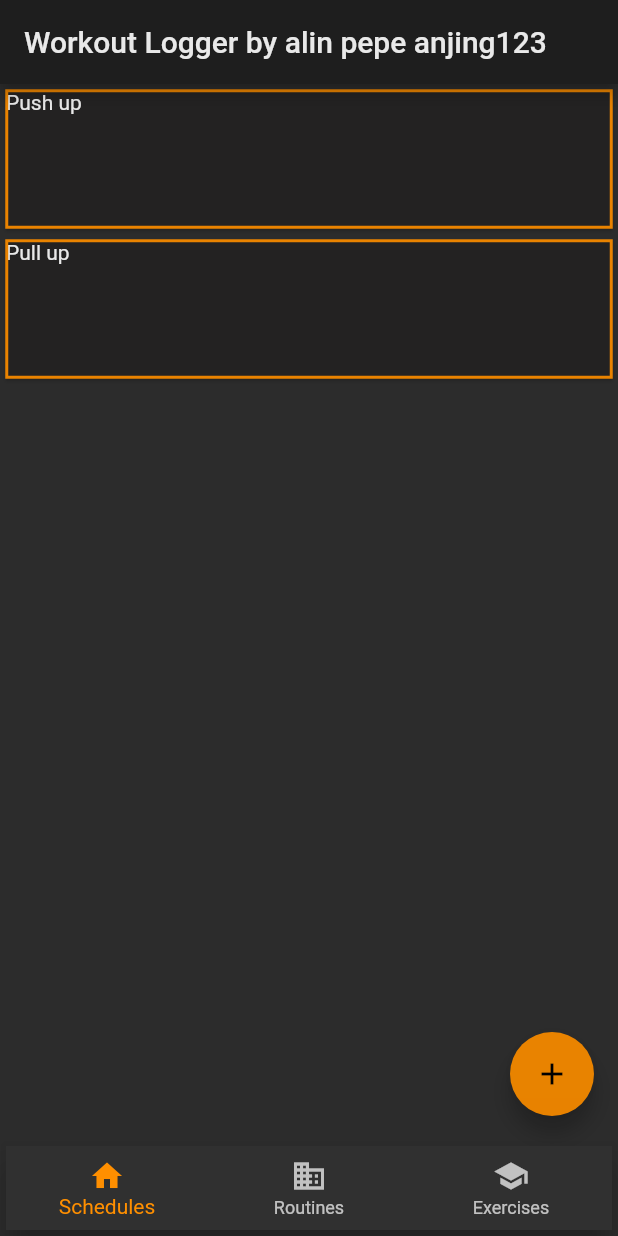
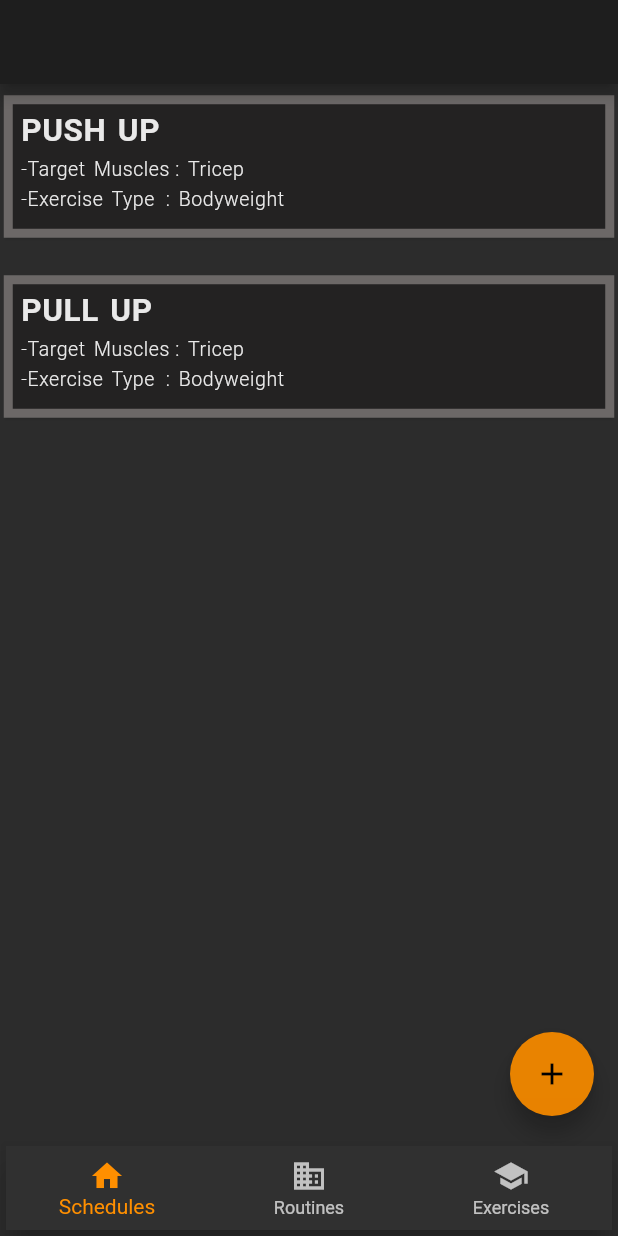
Before and after one commit to KuhakuPixel/Workout_Logger_App, a Flutter app: the screen it shows after launch, on a phone screen of 412 x 824 dp. Run offline on Flutter 3.47's test engine with Material 2 defaults, Android fonts, the phone set to English and light mode, and no system bars.

Commit message:
added an exercise widget

```diff
--- a/lib/CardItemWidgets/ExerciseItemWidget.dart
+++ b/lib/CardItemWidgets/ExerciseItemWidget.dart
@@ -1,22 +1,78 @@
 import 'package:WorkoutLoggerApp/miscellaneousStuffs/ApplicationColorsPallete.dart';
 import 'package:flutter/material.dart';
 
-///An widget for containing an exercise item
+/// widget for containing an exercise item
 class ExerciseItemWidget extends StatelessWidget {
   final String exerciseName;
+
+  //card spacing margin in the container
+  final double cardLeftPaddingValue = 10;
+  final double cardRightPaddingValue = 0;
+  final double cardTopPaddingValue = 10;
+  final double cardBottomPaddingValue = 0;
   //constructor
-  ExerciseItemWidget({this.exerciseName}) {}
+  ExerciseItemWidget({
+    this.exerciseName,
+    /*
+    this.cardBottomPaddingValue=0,
+    this.cardLeftPaddingValue=0,
+    this.cardRightPaddingValue=0,
+    this.cardTopPaddingValue=0,*/
+  }) {}
   @override
   Widget build(BuildContext context) {
+    //the item widget
     return Container(
       child: Card(
-        child: Text(exerciseName),
+        //the content of the item widget
+        child: Container(
+          child: Column(
+            children: <Widget>[
+              Text(
+                exerciseName.toUpperCase(),
+                style: TextStyle(
+                  fontWeight: FontWeight.bold,
+                  fontSize: 21,
+                  letterSpacing: 0.4,
+                  wordSpacing: 2,
+                ),
+              ),
+              SizedBox(height: 5),
+              Text(
+                "-Target Muscles : " + "Tricep",
+                style: TextStyle(
+                  fontWeight: FontWeight.w300,
+                  fontSize: 13,
+                  letterSpacing: 0.4,
+                  wordSpacing: 2,
+                ),
+              ),
+              SizedBox(height: 5),
+              Text(
+                "-Exercise Type  : " + "Bodyweight",
+                style: TextStyle(
+                  fontWeight: FontWeight.w300,
+                  fontSize: 13,
+                  letterSpacing: 0.4,
+                  wordSpacing: 2,
+                ),
+              ),
+            ],
+            crossAxisAlignment: CrossAxisAlignment.start,
+          ),
+          padding: EdgeInsets.only(
+            left: this.cardLeftPaddingValue,
+            right: this.cardRightPaddingValue,
+            top: this.cardTopPaddingValue,
+            bottom: this.cardBottomPaddingValue,
+          ),
+        ),
 
         //border property
         shape: BeveledRectangleBorder(
           side: BorderSide(
-            color: Colors.amber[800],
-            width:1,
+            color: ApplicationColorsPallete.ColorsPallete_["Light Grey 2"],
+            width: 3,
           ),
         ),
 
@@ -25,6 +81,7 @@ class ExerciseItemWidget extends StatelessWidget {
       ),
       width: double.maxFinite,
       height: 100,
+      //set padding size
     );
   }
 }
--- a/lib/ContentPages/page.dart
+++ b/lib/ContentPages/page.dart
@@ -15,7 +15,7 @@ class ApplicationPage extends StatelessWidget {
       //takes in a function with taking in context as an argument and return a widget for the modar sheet
       builder: (BuildContext context) {
         return Container(
-          height: 600,
+          height: 610,
           width: double.infinity,
           color: Colors.grey[900],
           child: Column(
@@ -72,13 +72,20 @@ class ApplicationPage extends StatelessWidget {
   Widget build(BuildContext context) {
     //allow some flexibility by wrapping all the widget in a containr
     return Scaffold(
-      body: Column(
       //main content for the page//where the items will be implemented
+      body: Container(
+        //add some spacing
+        padding: EdgeInsets.only(
+          top: 5,
+        ),
+        child: Column(
           children: <Widget>[
             //Text(this.pageTitle),
             ExerciseItemWidget(exerciseName: "Push up"),
+            SizedBox(height: 20),
             ExerciseItemWidget(exerciseName: "Pull up"),
           ],
+        ),
       ),
       // a floatingactionbuttonn that is built in as a parameter of schaffhold
       floatingActionButton: FloatingActionButton(
--- a/lib/main.dart
+++ b/lib/main.dart
@@ -42,8 +42,7 @@ class AppStatefulWidget extends StatefulWidget {
 /// This is the private State class that goes with MyStatefulWidget.
 class _AppStatefulWidgetState extends State<AppStatefulWidget> {
   int _selectedPageIndex = 0;
-  static TextStyle optionStyle =
-      TextStyle(fontSize: 30, fontWeight: FontWeight.bold);
+
   //page content
   //this will be used as a page for the main content of the app
   static List<Widget> _pageContentOptions = <Widget>[
@@ -64,7 +63,7 @@ class _AppStatefulWidgetState extends State<AppStatefulWidget> {
   Widget build(BuildContext context) {
     return Scaffold(
       appBar: AppBar(
-        title: Text('Workout Logger by alin pepe anjing123'),
+        title: Text(''),
       ),
       //the body will control the main page content
       body: _pageContentOptions[_selectedPageIndex],
```
Lines whose indentation alone changed are shown as unchanged.
